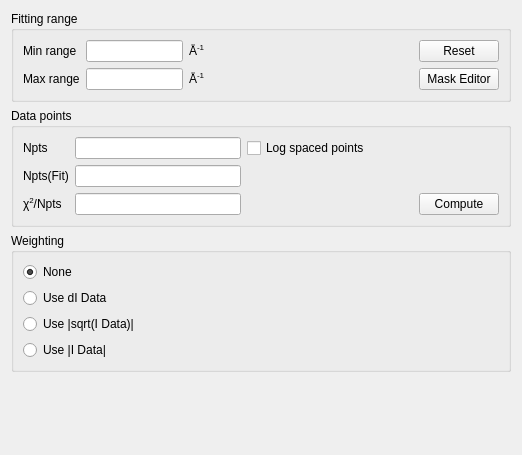
Before: the Qt Designer form src/sas/qtgui/Perspectives/Fitting/UI/OptionsWidgetUI.ui in SasView/sasview, drawn with Qt 5.
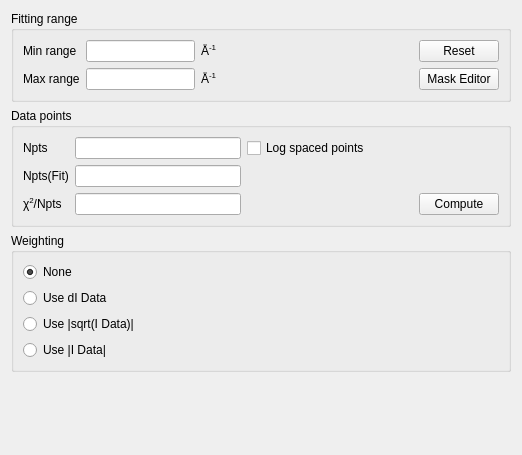
After: the same form once the commit is applied.

Commit message:
Fit panel boxes slightly adjusted for better view
Fit Panel model page boxes at bottom, set min size so you can read the values in Fitting Details,
Text boxes on Fit Options, Fitting range adjusted so they have a suitable min size and done have to be adjusted to read/edit number inside.

```diff
--- a/src/sas/qtgui/Perspectives/Fitting/UI/OptionsWidgetUI.ui
+++ b/src/sas/qtgui/Perspectives/Fitting/UI/OptionsWidgetUI.ui
@@ -31,6 +31,12 @@
         </item>
         <item row="0" column="1">
          <widget class="QLineEdit" name="txtMinRange">
+          <property name="minimumSize">
+           <size>
+            <width>5</width>
+            <height>0</height>
+           </size>
+          </property>
           <property name="toolTip">
            <string>&lt;html&gt;&lt;head/&gt;&lt;body&gt;&lt;p&gt;Minimum value of Q.&lt;/p&gt;&lt;/body&gt;&lt;/html&gt;</string>
           </property>
@@ -73,7 +79,7 @@
         </property>
         <property name="sizeHint" stdset="0">
          <size>
-          <width>217</width>
+          <width>40</width>
           <height>20</height>
          </size>
         </property>
```
The commit also changes 1 other file.
